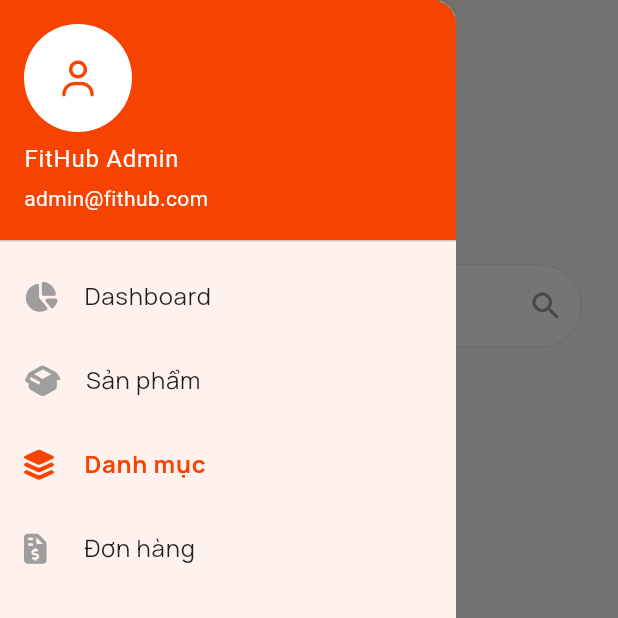
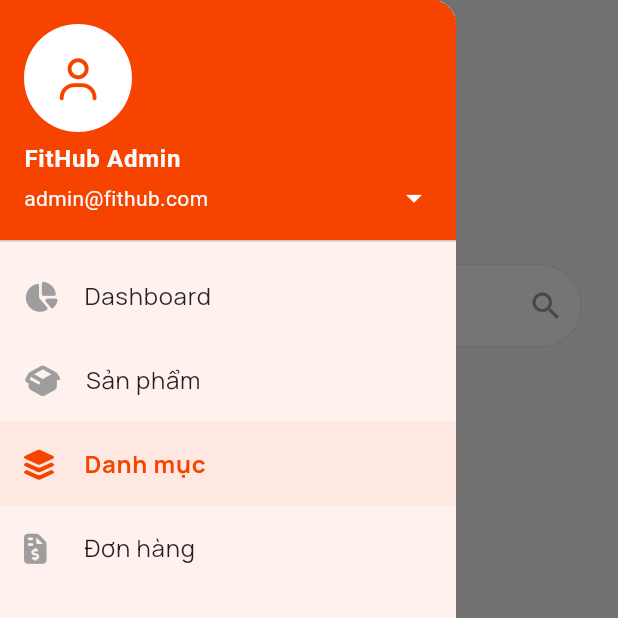
Before and after one commit to trinhhung12345/fithub_admin, a Flutter app: the CategoryScreen screen opened by its route, with the side drawer open, on a phone screen of 412 x 824 dp, the top half of it. Run offline on Flutter 3.47's test engine with Material 3 defaults, Android fonts, the phone set to English and light mode, and no system bars; our stand-ins replace dio, dotted_border, flutter_svg, font_awesome_flutter, go_router, google_fonts and 4 more; accounts and stored records are empty; network calls fail; project files that could hold a hidden picture were left out.

Commit message:
Refactor core components: update label input, mobile drawer, web sidebar, and relocate form scaffold

```diff
--- a/lib/core/components/common/form/fit_hub_label_input.dart
+++ b/lib/core/components/common/form/fit_hub_label_input.dart
@@ -14,6 +14,7 @@
   final Widget? suffixIcon;
   final int maxLines;
   final List<TextInputFormatter>? inputFormatters;
+  final bool obscureText;
 
   const FitHubLabelInput({
     super.key,
@@ -27,6 +28,7 @@
     this.suffixIcon,
     this.maxLines = 1,
     this.inputFormatters,
+    this.obscureText = false,
   });
 
   @override
@@ -54,6 +56,7 @@
           onTap: onTap,
           maxLines: maxLines,
           inputFormatters: inputFormatters,
+          obscureText: obscureText,
           style: AppTextStyles.bodyStyle(size: 15),
           decoration: InputDecoration(
             hintText: hintText,
--- a/lib/core/components/layout/mobile_drawer.dart
+++ b/lib/core/components/layout/mobile_drawer.dart
@@ -1,32 +1,87 @@
+import 'dart:convert';
 import 'package:flutter/material.dart';
+import 'package:go_router/go_router.dart';
+import 'package:shared_preferences/shared_preferences.dart';
+import 'package:font_awesome_flutter/font_awesome_flutter.dart';
 import 'package:fithub_admin/configs/app_colors.dart';
 import 'package:fithub_admin/configs/menu_config.dart';
-import 'package:font_awesome_flutter/font_awesome_flutter.dart';
-import 'package:go_router/go_router.dart';
 
-class MobileDrawer extends StatelessWidget {
+class MobileDrawer extends StatefulWidget {
   final String currentRoute;
   const MobileDrawer({super.key, required this.currentRoute});
+
+  @override
+  State<MobileDrawer> createState() => _MobileDrawerState();
+}
+
+class _MobileDrawerState extends State<MobileDrawer> {
+  String _name = "FitHub Admin";
+  String _email = "admin@fithub.com";
+
+  @override
+  void initState() {
+    super.initState();
+    _loadUserInfo();
+  }
+
+  // Load thông tin user từ Local Storage (đã lưu lúc Login)
+  Future<void> _loadUserInfo() async {
+    final prefs = await SharedPreferences.getInstance();
+    final userJson = prefs.getString('user_info');
+    if (userJson != null) {
+      final user = jsonDecode(userJson);
+      setState(() {
+        _name = user['name'] ?? "Admin";
+        _email = user['email'] ?? "admin@fithub.com";
+      });
+    }
+  }
+
+  void _navigateToProfile() {
+    Navigator.pop(context); // 1. Đóng Drawer trước
+    context.go('/profile'); // 2. Chuyển sang trang Profile
+  }
 
   @override
   Widget build(BuildContext context) {
     return Drawer(
       child: Column(
         children: [
-          UserAccountsDrawerHeader(
-            decoration: const BoxDecoration(color: AppColors.primary),
-            accountName: const Text("FitHub Admin"),
-            accountEmail: const Text("admin@fithub.com"),
-            currentAccountPicture: const CircleAvatar(
-              backgroundColor: Colors.white,
-              child: FaIcon(FontAwesomeIcons.user, color: AppColors.primary),
+          // --- PHẦN HEADER PROFILE (Có thể bấm được) ---
+          InkWell(
+            onTap: _navigateToProfile,
+            child: UserAccountsDrawerHeader(
+              decoration: const BoxDecoration(color: AppColors.primary),
+              accountName: Text(
+                _name,
+                style: const TextStyle(
+                  fontWeight: FontWeight.bold,
+                  fontSize: 16,
+                ),
+              ),
+              accountEmail: Text(_email),
+              currentAccountPicture: const CircleAvatar(
+                backgroundColor: Colors.white,
+                child: FaIcon(
+                  FontAwesomeIcons.user,
+                  color: AppColors.primary,
+                  size: 28,
+                ),
+              ),
+              // Mũi tên nhỏ để gợi ý là bấm được
+              onDetailsPressed: _navigateToProfile,
+              arrowColor: Colors.white,
             ),
           ),
+
+          // --- PHẦN MENU ---
           Expanded(
             child: ListView(
               padding: EdgeInsets.zero,
               children: MenuConfig.items.map((item) {
-                final bool isActive = currentRoute == item.route;
+                final bool isActive = widget.currentRoute.startsWith(
+                  item.route,
+                );
                 return ListTile(
                   leading: FaIcon(
                     item.icon,
@@ -43,9 +98,10 @@
                     ),
                   ),
                   selected: isActive,
+                  selectedTileColor: AppColors.primary.withOpacity(0.05),
                   onTap: () {
-                    context.go(item.route); // Chuyển trang
-                    Navigator.pop(context); // Đóng Drawer
+                    context.go(item.route);
+                    Navigator.pop(context);
                   },
                 );
               }).toList(),
```
Also changed, not shown: lib/core/components/layout/web_sidebar.dart (+16 -13 lines), lib/core/components/layout/fit_hub_form_scaffold.dart (renamed from lib/core/components/common/form/fit_hub_form_scaffold.dart).
